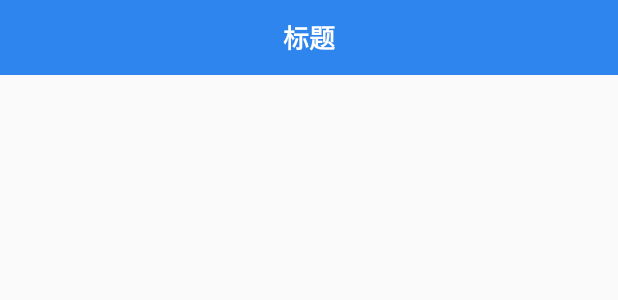
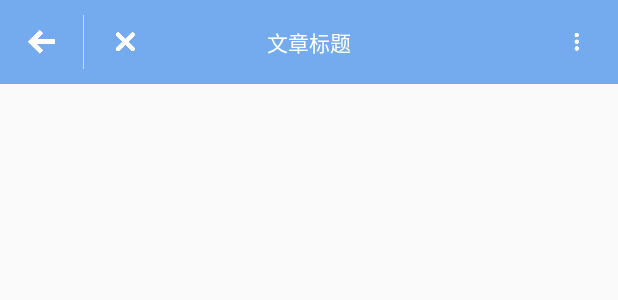
Before and after one commit to WZR-OriginDream/makerandroid, an Android app: the layout fragment_userr.xml on its own in the app's theme, with its tools: preview values and no code run, on a phone screen of 412 x 824 dp. Shown: the top 300 px of the screen. Run offline under Robolectric (Android 15) with nearby library versions, the phone set to English and light mode, and no system bars.

Commit message:
android更新

```diff
--- a/app/build.gradle
+++ b/app/build.gradle
@@ -67,5 +67,7 @@ dependencies {
 
     //web加载库
     implementation 'com.just.agentweb:agentweb:4.1.2'
+    implementation 'com.just.agentweb:filechooser:4.1.2'// (可选)
+    implementation  'com.download.library:Downloader:4.1.2'// (可选)
 
 }
--- a/app/src/main/java/com/lipiao/makerandroid/MainActivity.java
+++ b/app/src/main/java/com/lipiao/makerandroid/MainActivity.java
@@ -1,14 +1,11 @@
 package com.lipiao.makerandroid;
 
-import android.support.v4.app.Fragment;
 import android.os.Bundle;
 import android.support.v7.app.AppCompatActivity;
 import android.widget.Toast;
 
 import com.lipiao.makerandroid.View.Fragment.LeadFragment;
 import com.lipiao.makerandroid.View.Fragment.MainFragment;
-import com.lipiao.makerandroid.View.Fragment.ProjectFragment;
-import com.lipiao.makerandroid.View.Fragment.SystemFragment;
 import com.lipiao.makerandroid.View.Fragment.UserFragment;
 import com.ycl.tabview.library.TabView;
 import com.ycl.tabview.library.TabViewChild;
@@ -31,6 +28,7 @@ public class MainActivity extends AppCompatActivity {
     private LeadFragment leadFragment;//导向
     private LeadFragment projectFragment;//导向
     private UserFragment userFragment;//我的
+    private AgentWebFragment agentWebFragment;//web碎片测试
 
     @Override
     protected void onCreate(Bundle savedInstanceState) {
@@ -56,6 +54,8 @@ public class MainActivity extends AppCompatActivity {
             userFragment = userFragment.newInstance();
             tabViewChildList.add(new TabViewChild(R.mipmap.user, R.mipmap.user_no, "我的", userFragment));
         }
+
+
         //getSupportFragmentManager() 需要基类继承自AppCompatActivity
         tabView.setTabViewChild(tabViewChildList, getSupportFragmentManager());
 
--- a/app/src/main/res/layout/fragment_userr.xml
+++ b/app/src/main/res/layout/fragment_userr.xml
@@ -1,33 +1,19 @@
 <?xml version="1.0" encoding="utf-8"?>
+
 <LinearLayout xmlns:android="http://schemas.android.com/apk/res/android"
     xmlns:tools="http://schemas.android.com/tools"
     android:id="@+id/ll_agent_web"
     android:layout_width="match_parent"
     android:layout_height="match_parent"
+    android:orientation="vertical"
     tools:context=".View.Fragment.UserFragment">
-    <RelativeLayout
+
+    <include layout="@layout/toolbar_main">
+
+    </include>
+    <LinearLayout
         android:layout_width="match_parent"
-        android:layout_height="50dp"
-        android:background="@color/colorPrimaryDark">
+        android:layout_height="match_parent">
 
-        <ImageView
-            android:id="@+id/image_back"
-            android:layout_width="50dp"
-            android:layout_height="match_parent"
-            android:clickable="true"
-            android:visibility="gone"
-            android:focusable="true"
-            android:scaleType="centerInside"
-            android:src="@mipmap/back" />
-        <TextView
-            android:id="@+id/tv_title_name"
-            android:layout_width="wrap_content"
-            android:layout_height="match_parent"
-            android:layout_centerInParent="true"
-            android:gravity="center"
-            android:text="标题"
-            android:textColor="@color/white"
-            android:textSize="17dp"
-            android:textStyle="bold" />
-    </RelativeLayout>
+    </LinearLayout>
 </LinearLayout>
--- /dev/null
+++ b/app/src/main/res/layout/toolbar_main.xml
@@ -0,0 +1,67 @@
+<?xml version="1.0" encoding="utf-8"?>
+<android.support.v7.widget.Toolbar
+    android:id="@+id/toolbar"
+    android:layout_width="match_parent"
+    android:layout_height="?android:actionBarSize"
+    android:background="?attr/colorPrimary"
+    app:contentInsetLeft="0dp"
+    app:contentInsetStart="0dp"
+    android:titleTextColor="@android:color/white"
+    app:titleTextColor="@android:color/white"
+    xmlns:android="http://schemas.android.com/apk/res/android"
+    xmlns:app="http://schemas.android.com/apk/res-auto">
+
+    <RelativeLayout
+        android:layout_width="match_parent"
+        android:layout_height="match_parent">
+
+        <ImageView
+            android:id="@+id/iv_back"
+            android:layout_width="55dp"
+            android:layout_height="match_parent"
+            android:layout_centerVertical="true"
+            android:src="@mipmap/back"
+            android:scaleType="center"
+            android:clickable="true"
+            />
+        <View
+            android:id="@+id/view_line"
+            android:layout_width="1px"
+            android:layout_marginTop="10dp"
+            android:layout_marginBottom="10dp"
+            android:layout_height="match_parent"
+            android:background="@color/black"
+            android:layout_toRightOf="@+id/iv_back"
+            ></View>
+        <ImageView
+            android:id="@+id/iv_finish"
+            android:layout_toRightOf="@+id/view_line"
+            android:layout_width="55dp"
+            android:layout_height="match_parent"
+            android:src="@mipmap/close"
+            android:scaleType="center"
+            />
+
+        <TextView
+            android:text="文章标题"
+            android:id="@+id/toolbar_title"
+            android:layout_width="wrap_content"
+            android:layout_height="wrap_content"
+            android:layout_centerInParent="true"
+            android:singleLine="true"
+            android:textColor="@android:color/white"
+            android:textSize="14sp"/>
+
+
+        <ImageView
+            android:id="@+id/iv_more"
+            android:layout_width="55dp"
+            android:layout_height="match_parent"
+            android:src="@mipmap/more"
+            android:scaleType="center"
+            android:layout_alignParentRight="true"
+            />
+    </RelativeLayout>
+
+
+</android.support.v7.widget.Toolbar>
```
Also changed, not shown: app/src/main/java/com/lipiao/makerandroid/View/Fragment/UserFragment.java (+2 -50 lines), app/src/main/res/layout/fragment_agent_webview.xml (added, +13 -0 lines), app/src/main/res/menu/toolbar_menu.xml (added, +37 -0 lines), app/src/main/res/mipmap-mdpi/cha.png (added), app/src/main/res/mipmap-xxhdpi/close.png (added), app/src/main/res/mipmap-xxhdpi/more.png (added).
